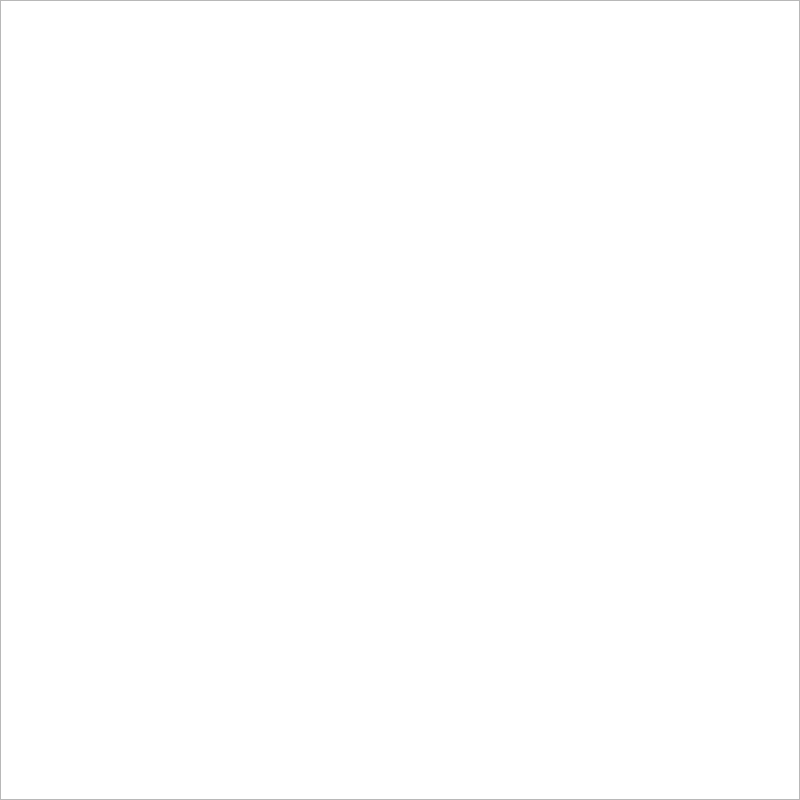
Before: the Qt Designer form main.ui in egoor67/expresso, drawn with Qt 5.
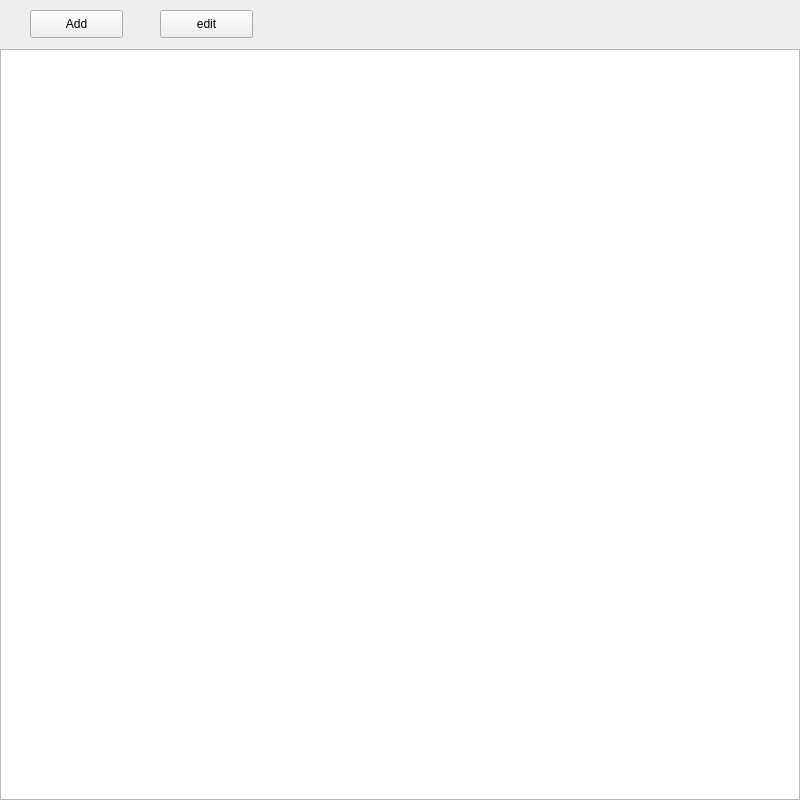
After: the same form once the commit is applied.

```diff
--- a/main.ui
+++ b/main.ui
@@ -17,12 +17,38 @@
    <property name="geometry">
     <rect>
      <x>0</x>
-     <y>0</y>
+     <y>49</y>
      <width>800</width>
-     <height>800</height>
+     <height>751</height>
     </rect>
    </property>
   </widget>
+  <widget class="QPushButton" name="addBut">
+   <property name="geometry">
+    <rect>
+     <x>30</x>
+     <y>10</y>
+     <width>93</width>
+     <height>28</height>
+    </rect>
+   </property>
+   <property name="text">
+    <string>Add</string>
+   </property>
+  </widget>
+  <widget class="QPushButton" name="editBut">
+   <property name="geometry">
+    <rect>
+     <x>160</x>
+     <y>10</y>
+     <width>93</width>
+     <height>28</height>
+    </rect>
+   </property>
+   <property name="text">
+    <string>edit</string>
+   </property>
+  </widget>
  </widget>
  <resources/>
  <connections/>
```
